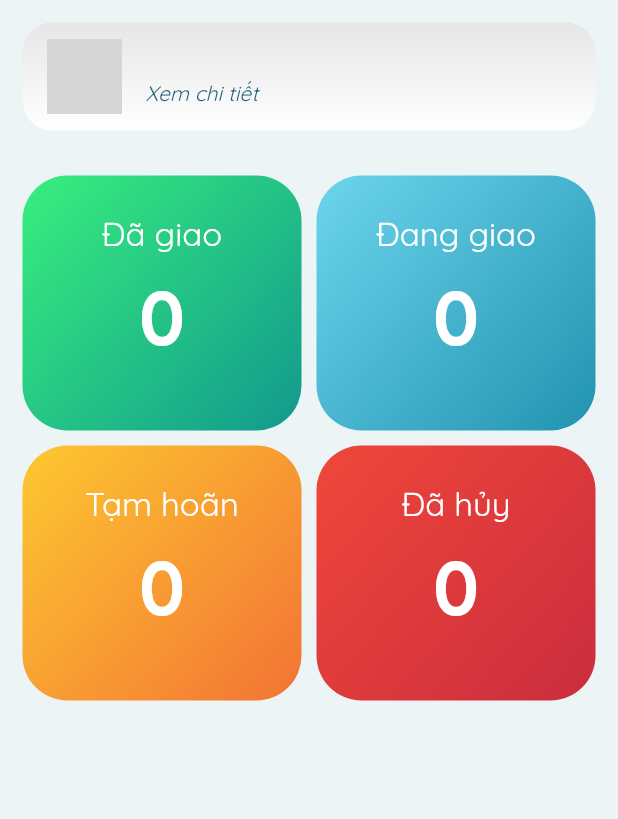
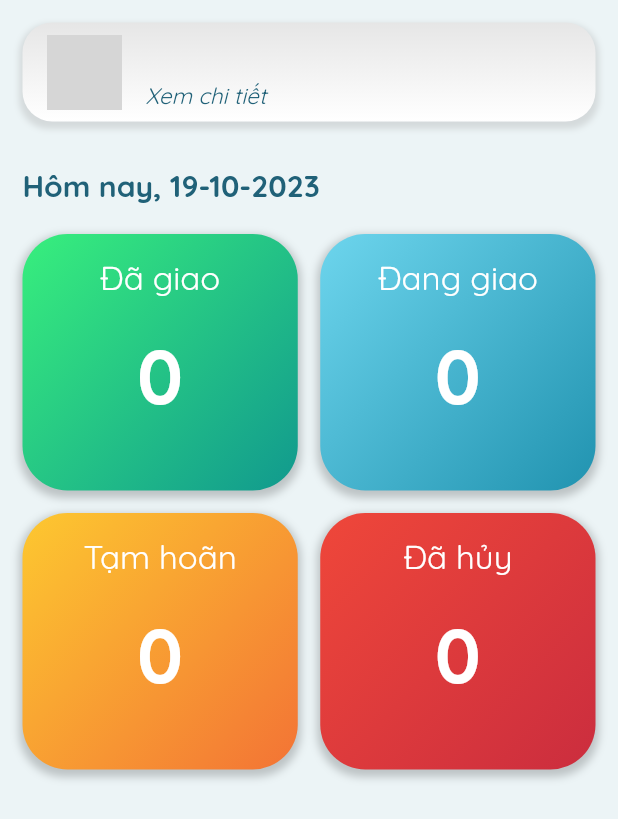
Before and after one commit to phucb1910280/gogoExpress, a Flutter app: the HomePage screen opened directly, on a phone screen of 412 x 824 dp. Shown: the top 819 px of the screen. Run offline on Flutter 3.47's test engine with Material 2 defaults, Android fonts, the phone set to English and light mode, and no system bars; our stand-ins replace cloud_firestore, firebase_auth, firebase_core, google_fonts; accounts and stored records are empty; network calls fail; grey boxes are pictures that could not be loaded.

```diff
--- a/lib/UI/homepage.dart
+++ b/lib/UI/homepage.dart
@@ -1,10 +1,19 @@
 import 'package:cloud_firestore/cloud_firestore.dart';
 import 'package:firebase_auth/firebase_auth.dart';
 import 'package:flutter/material.dart';
+import 'package:gogoship/UI/orders/cancelled.dart';
+import 'package:gogoship/UI/orders/delayed.dart';
+import 'package:gogoship/UI/orders/delivered.dart';
+import 'package:gogoship/UI/orders/delivering.dart';
 import 'package:gogoship/UI/login_screen.dart';
+import 'package:gogoship/UI/shipper_info_screen.dart';
 import 'package:gogoship/shared/mcolors.dart';
 
 class HomePage extends StatefulWidget {
+  static List<String> deliveringOrders = <String>[];
+  static List<String> delayedOrders = <String>[];
+  static List<String> cancelledOrders = <String>[];
+  static List<String> delivered = <String>[];
   const HomePage({super.key});
 
   @override
@@ -12,13 +21,14 @@ class HomePage extends StatefulWidget {
 }
 
 class _HomePageState extends State<HomePage> {
-  List<String> deliveringOrders = <String>[];
-  List<String> delayedOrders = <String>[];
-  List<String> cancelledOrders = <String>[];
-  List<String> delivered = <String>[];
+  String today = "";
 
   @override
   void initState() {
+    var day = DateTime.now();
+    setState(() {
+      today = "${day.day}-${day.month}-${day.year}";
+    });
     getOrderData();
     super.initState();
   }
@@ -29,10 +39,10 @@ class _HomePageState extends State<HomePage> {
         .doc(FirebaseAuth.instance.currentUser!.email)
         .get();
     setState(() {
-      deliveringOrders = List.from(delivering["deliveringOrders"]);
-      cancelledOrders = List.from(delivering["cancelledOrders"]);
-      delayedOrders = List.from(delivering["delayedOrders"]);
-      delivered = List.from(delivering["delivered"]);
+      HomePage.deliveringOrders = List.from(delivering["deliveringOrders"]);
+      HomePage.cancelledOrders = List.from(delivering["cancelledOrders"]);
+      HomePage.delayedOrders = List.from(delivering["delayedOrders"]);
+      HomePage.delivered = List.from(delivering["delivered"]);
     });
   }
 
@@ -68,7 +78,14 @@ class _HomePageState extends State<HomePage> {
                   padding: const EdgeInsets.all(15),
                   child: Column(
                     children: [
-                      Container(
+                      GestureDetector(
+                        onTap: () => Navigator.push(
+                          context,
+                          MaterialPageRoute(
+                            builder: (context) => const ShipperInfoScreen(),
+                          ),
+                        ),
+                        child: Container(
                           width: double.infinity,
                           decoration: BoxDecoration(
                             gradient: const LinearGradient(
@@ -80,56 +97,89 @@ class _HomePageState extends State<HomePage> {
                                 Colors.white,
                               ],
                             ),
+                            boxShadow: [
+                              BoxShadow(
+                                color: Colors.grey.withOpacity(0.3),
+                                spreadRadius: 2,
+                                blurRadius: 3,
+                                offset: const Offset(0, 3),
+                              ),
+                            ],
                             borderRadius: BorderRadius.circular(20),
                           ),
                           child: ListTile(
+                            isThreeLine: true,
                             leading: shipperAvt(snapshot.data["profileImg"]),
                             title: Text(
                               snapshot.data["fullName"],
                               style: const TextStyle(
-                                fontSize: 20, color: MColors.darkBlue),
+                                  fontSize: 25, color: MColors.darkBlue),
                             ),
                             subtitle: const Text(
                               "Xem chi tiết",
                               style: TextStyle(
                                 fontStyle: FontStyle.italic,
+                                fontSize: 15,
                                 color: MColors.darkBlue,
                               ),
                             ),
                           ),
                         ),
-                      const SizedBox(
-                        height: 30,
                       ),
+                      const SizedBox(height: 30),
                       Row(
                         children: [
-                          orderGridItems("Đã giao", delivered.length.toString(),
-                              MColors.lightGreen, MColors.green, MColors.white),
-                          const SizedBox(width: 10),
+                          Text(
+                            "Hôm nay, $today",
+                            style: const TextStyle(
+                                fontSize: 20,
+                                fontWeight: FontWeight.bold,
+                                color: MColors.darkBlue),
+                          ),
+                        ],
+                      ),
+                      const SizedBox(height: 20),
+                      Row(
+                        children: [
+                          orderGridItems(
+                            "Đã giao",
+                            HomePage.delivered.length.toString(),
+                            MColors.lightGreen,
+                            MColors.green,
+                            MColors.white,
+                            const DeliveredScreen(),
+                          ),
+                          const SizedBox(width: 15),
                           orderGridItems(
                             "Đang giao",
-                              deliveringOrders.length.toString(),
+                            HomePage.deliveringOrders.length.toString(),
                             MColors.lightBlue,
                             MColors.blue,
-                              MColors.white),
+                            MColors.white,
+                            const DeliveringOrdersScreen(),
+                          ),
                         ],
                       ),
-                      const SizedBox(height: 10),
+                      const SizedBox(height: 15),
                       Row(
                         children: [
                           orderGridItems(
                             "Tạm hoãn",
-                              delayedOrders.length.toString(),
+                            HomePage.delayedOrders.length.toString(),
                             MColors.yelow,
                             MColors.orange,
-                              MColors.white),
-                          const SizedBox(width: 10),
+                            MColors.white,
+                            const DelayedScreen(),
+                          ),
+                          const SizedBox(width: 15),
                           orderGridItems(
                             "Đã hủy",
-                              cancelledOrders.length.toString(),
+                            HomePage.cancelledOrders.length.toString(),
                             MColors.lightRed,
                             MColors.red,
-                              MColors.white),
+                            MColors.white,
+                            const CancelledScreen(),
+                          ),
                         ],
                       ),
                     ],
@@ -146,12 +196,22 @@ class _HomePageState extends State<HomePage> {
   }
 
   Widget orderGridItems(String title, String content, Color color1,
-      Color color2, Color textColor) {
+      Color color2, Color textColor, Widget widget) {
     return Expanded(
       flex: 1,
+      child: GestureDetector(
+        onTap: () => Navigator.push(
+            context, MaterialPageRoute(builder: (content) => widget)),
         child: Container(
-        height: 170,
           decoration: BoxDecoration(
+            boxShadow: [
+              BoxShadow(
+                color: Colors.black.withOpacity(0.2),
+                spreadRadius: 2,
+                blurRadius: 4,
+                offset: const Offset(0, 3),
+              ),
+            ],
             gradient: LinearGradient(
               begin: Alignment.topLeft,
               end: Alignment.bottomRight,
@@ -163,24 +223,30 @@ class _HomePageState extends State<HomePage> {
             ),
             borderRadius: BorderRadius.circular(30),
           ),
-        child: Padding(
-          padding: const EdgeInsets.symmetric(vertical: 25),
           child: Column(
             children: [
-              Text(
+              Padding(
+                padding: const EdgeInsets.symmetric(vertical: 15),
+                child: Text(
                   title,
                   style: TextStyle(
                     fontSize: 22,
                     color: textColor,
                   ),
                 ),
-              const SizedBox(height: 10),
-              Text(
+              ),
+              Padding(
+                padding: const EdgeInsets.all(5),
+                child: Text(
                   content,
                   style: TextStyle(
                       fontSize: 50,
                       color: textColor,
                       fontWeight: FontWeight.bold),
+                ),
+              ),
+              const SizedBox(
+                height: 40,
               ),
             ],
           ),
--- a/pubspec.yaml
+++ b/pubspec.yaml
@@ -36,6 +36,7 @@ dependencies:
   cloud_firestore:
   file_picker:
   firebase_storage:
+  intl:
 
   # The following adds the Cupertino Icons font to your application.
   # Use with the CupertinoIcons class for iOS style icons.
```
Also changed, not shown: lib/UI/orders/cancelled.dart (added, +15 -0 lines), lib/UI/orders/delayed.dart (added, +15 -0 lines), lib/UI/orders/delivered.dart (added, +15 -0 lines), lib/UI/orders/delivering.dart (added, +200 -0 lines), lib/UI/shipper_info_screen.dart (added, +106 -0 lines), lib/models/customers.dart (added, +15 -0 lines), lib/models/orders.dart (added, +25 -0 lines), pubspec.lock. Lines whose indentation alone changed are shown as unchanged.
